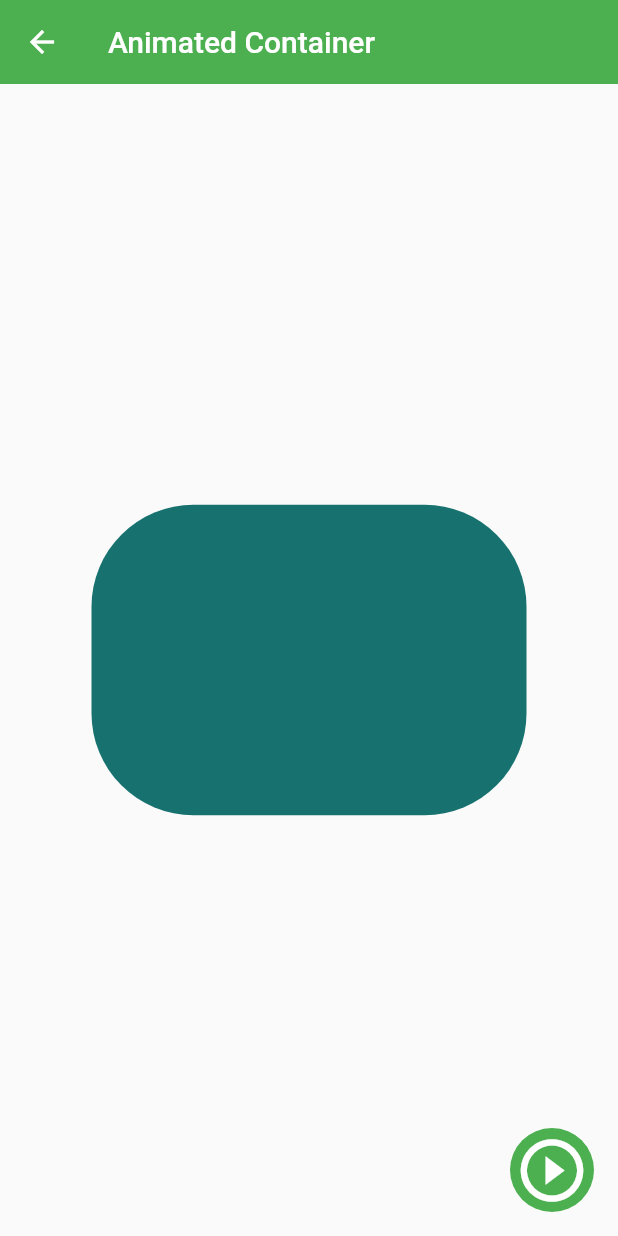
After one commit to RichardWhiteG2/fl_components, a Flutter app: the AnimatedScreen screen opened by its route, after a tap on the "play circle outline" icon, on a phone screen of 412 x 824 dp. The commit adds this screen. Run offline on Flutter 3.47's test engine with Material 2 defaults, Android fonts, the phone set to English and light mode, and no system bars.

Commit message:
85 .- Wiget Container

```diff
--- a/lib/router/app_routes.dart
+++ b/lib/router/app_routes.dart
@@ -15,7 +15,8 @@ class AppRoutes{
     MenuOption(route: 'listview2', name: 'Listview tipo 2', screen: const Listview2Screen(), icon: Icons.list),
     MenuOption(route: 'alert', name: 'Alertas', screen: const AlertScreen(), icon: Icons.add_alert_outlined),
     MenuOption(route: 'card', name: 'Tarjetas - Cars', screen: const CardScreen(), icon: Icons.credit_card),
-    MenuOption(route: 'avatar', name: 'Circle Avatar', screen: const AvatarScreen(), icon: Icons.supervised_user_circle_outlined)
+    MenuOption(route: 'avatar', name: 'Circle Avatar', screen: const AvatarScreen(), icon: Icons.supervised_user_circle_outlined),
+    MenuOption(route: 'animated', name: 'Animated Container', screen: const AnimatedScreen(), icon: Icons.play_circle_outline_rounded)
   ];
 
   static Map<String, Widget Function(BuildContext)> getAppRoutes(){
--- /dev/null
+++ b/lib/screens/animated_screen.dart
@@ -0,0 +1,60 @@
+import 'dart:math' show Random;
+
+import 'package:flutter/material.dart';
+
+class AnimatedScreen extends StatefulWidget {
+
+  const AnimatedScreen({Key? key}) : super(key: key);
+
+  @override
+  State<AnimatedScreen> createState() => _AnimatedScreenState();
+}
+
+class _AnimatedScreenState extends State<AnimatedScreen> {
+
+  double _width =50;
+  double _height =50;
+  Color _color= Colors.red;
+  BorderRadiusGeometry _borderRadius= BorderRadius.circular(20);
+
+  void changeShape(){
+    final random = Random();
+    print('holaaaaa');
+    _width = random.nextInt(300).toDouble()+70;
+    _height= random.nextInt(300).toDouble()+70;
+    _color= Color.fromRGBO(
+    random.nextInt(255),
+    random.nextInt(255),
+    random.nextInt(255),
+    1
+    );
+    _borderRadius = BorderRadius.circular(random.nextInt(100).toDouble() +10);
+    setState(() { });
+  }
+  @override
+  Widget build(BuildContext context) {
+    return  Scaffold(
+      appBar: AppBar(
+        title:const Text('Animated Container'),
+      ),
+      body: Center(
+         child: Container(
+          width: _width,
+          height: _height,
+          //color:  Colors.red,
+          decoration: BoxDecoration(
+            color: _color,
+            borderRadius: _borderRadius
+            ),
+         ),
+      ),
+
+      floatingActionButton: FloatingActionButton(
+        child: const Icon(Icons.play_circle_outline, size: 50,),
+        onPressed: () {
+          changeShape();
+        },
+      ),
+    );
+  }
+}
--- a/lib/screens/screens.dart
+++ b/lib/screens/screens.dart
@@ -2,6 +2,8 @@
 
 
 
+
+export 'package:fl_components/screens/animated_screen.dart';
 
 export 'package:fl_components/screens/alert_screen.dart';
 export 'package:fl_components/screens/card_screen.dart';
```
